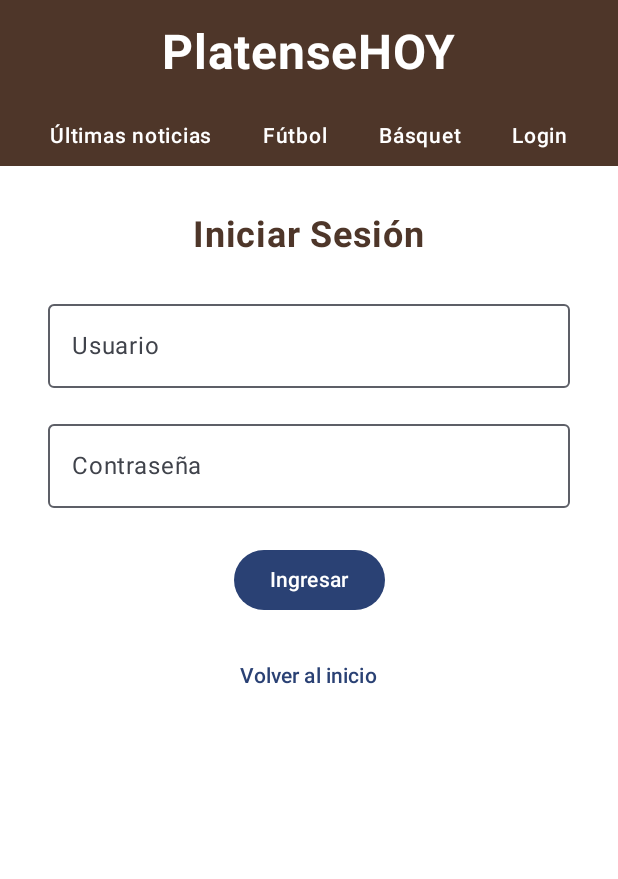
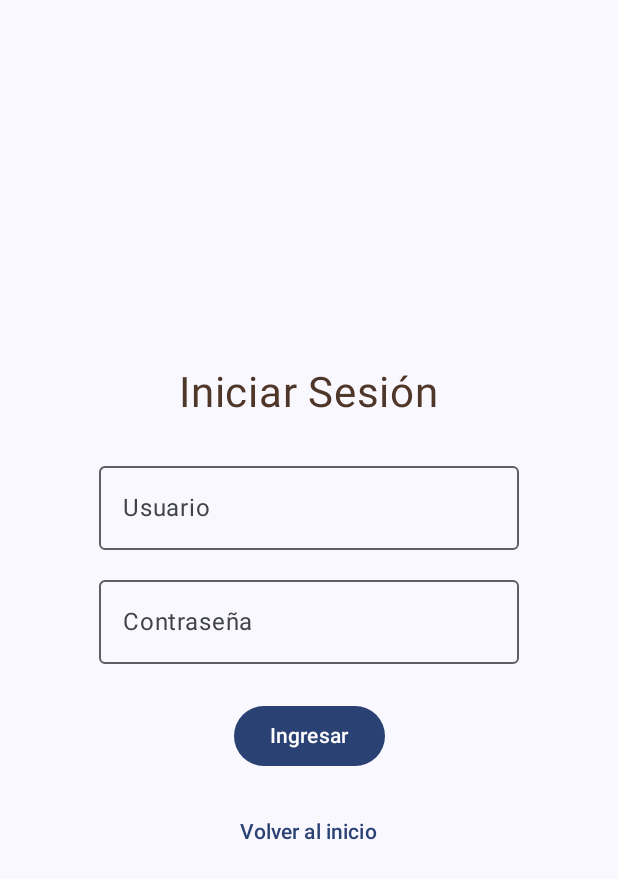
Before and after one commit to gastonn39/final-am-acn4a-castagnet-vergara, an Android app built with Jetpack Compose: the composable PantallaLoginScreen shown on its own in the app's theme, on a phone screen of 412 x 824 dp. Shown: the top 879 px of the screen. Run offline under Robolectric (Android 15) with nearby library versions, the phone set to English and light mode, and no system bars.

```diff
--- a/app/src/main/java/com/example/platensehoy/Login.kt
+++ b/app/src/main/java/com/example/platensehoy/Login.kt
@@ -10,114 +10,11 @@ import androidx.compose.ui.text.input.PasswordVisualTransformation
 import androidx.compose.ui.unit.dp
 import androidx.compose.ui.unit.sp
 import androidx.compose.ui.Alignment
-import androidx.compose.foundation.lazy.LazyColumn
-import androidx.compose.foundation.lazy.items
 import androidx.compose.ui.text.font.FontWeight
-
+import com.example.platensehoy.ui.theme.MarronPlatense
 
 @Composable
-fun PantallaLoginScreen(onBack: () -> Unit)
- {
-    LazyColumn(
-        modifier = Modifier
-            .fillMaxSize()
-            .background(Color.White)
-    ) {
-        item {
-
-            Column(
-                modifier = Modifier
-                    .fillMaxWidth()
-                    .background(Color(0xFF4E3629))
-                    .padding(vertical = 16.dp),
-                horizontalAlignment = Alignment.CenterHorizontally
-            ) {
-                Text(
-                    text = "PlatenseHOY",
-                    fontSize = 32.sp,
-                    fontWeight = FontWeight.Bold,
-                    color = Color.White
-                )
-            }
-
-
-            Row(
-                modifier = Modifier
-                    .fillMaxWidth()
-                    .background(Color(0xFF4E3629))
-                    .padding(vertical = 8.dp),
-                horizontalArrangement = Arrangement.SpaceEvenly
-            ) {
-                val secciones = listOf("Últimas noticias", "Fútbol", "Básquet", "Login")
-                secciones.forEach { seccion ->
-                    Text(
-                        text = seccion,
-                        color = Color.White,
-                        fontWeight = FontWeight.SemiBold,
-                        fontSize = 14.sp
-                    )
-                }
-            }
-
-            Spacer(modifier = Modifier.height(32.dp))
-
-
-            Column(
-                modifier = Modifier
-                    .fillMaxWidth()
-                    .padding(horizontal = 32.dp),
-                horizontalAlignment = Alignment.CenterHorizontally
-            ) {
-                Text(
-                    text = "Iniciar Sesión",
-                    fontSize = 24.sp,
-                    fontWeight = FontWeight.Bold,
-                    color = Color(0xFF4E3629)
-                )
-
-                Spacer(modifier = Modifier.height(24.dp))
-
-                var usuario by remember { mutableStateOf("") }
-                var password by remember { mutableStateOf("") }
-
-                OutlinedTextField(
-                    value = usuario,
-                    onValueChange = { usuario = it },
-                    label = { Text("Usuario") },
-                    modifier = Modifier.fillMaxWidth()
-                )
-
-                Spacer(modifier = Modifier.height(16.dp))
-
-                OutlinedTextField(
-                    value = password,
-                    onValueChange = { password = it },
-                    label = { Text("Contraseña") },
-                    modifier = Modifier.fillMaxWidth()
-                )
-
-                Spacer(modifier = Modifier.height(24.dp))
-
-                Button(onClick = { /* Acción de login */ }) {
-                    Text("Ingresar")
-                }
-
-                Spacer(modifier = Modifier.height(16.dp))
-
-                TextButton(onClick = onBack) {
-                    Text("Volver al inicio")
-                }
-            }
-        }
-    }
-}
-
-
-@Composable
-fun PantallaLogin(onBack: () -> Unit) {
-    var usuario by remember { mutableStateOf("") }
-    var contraseña by remember { mutableStateOf("") }
-
+fun PantallaLoginScreen(onBack: () -> Unit) {
     Column(
         modifier = Modifier
             .fillMaxSize()
@@ -125,9 +22,12 @@ fun PantallaLogin(onBack: () -> Unit) {
         verticalArrangement = Arrangement.Center,
         horizontalAlignment = Alignment.CenterHorizontally
     ) {
-        Text("Iniciar Sesión", fontSize = 28.sp, color = Color(0xFF4E3629))
+        Text("Iniciar Sesión", fontSize = 28.sp, color = MarronPlatense)
 
         Spacer(modifier = Modifier.height(24.dp))
+
+        var usuario by remember { mutableStateOf("") }
+        var contraseña by remember { mutableStateOf("") }
 
         OutlinedTextField(
             value = usuario,
@@ -147,7 +47,7 @@ fun PantallaLogin(onBack: () -> Unit) {
         Spacer(modifier = Modifier.height(24.dp))
 
         Button(onClick = {
-
+            // Acción de login
         }) {
             Text("Ingresar")
         }
--- a/app/src/main/java/com/example/platensehoy/ui/theme/Color.kt
+++ b/app/src/main/java/com/example/platensehoy/ui/theme/Color.kt
@@ -9,3 +9,7 @@ val Pink80 = Color(0xFFEFB8C8)
 val Purple40 = Color(0xFF6650a4)
 val PurpleGrey40 = Color(0xFF625b71)
 val Pink40 = Color(0xFF7D5260)
+
+val MarronPlatense = Color(0xFF4E3629)
+val GrisClaro = Color(0xFFEFEFEF)
+val GrisOscuro = Color(0xFFA9A9A9)
--- a/app/src/main/res/values/colors.xml
+++ b/app/src/main/res/values/colors.xml
@@ -7,4 +7,10 @@
     <color name="teal_700">#FF018786</color>
     <color name="black">#FF000000</color>
     <color name="white">#FFFFFFFF</color>
+
+
+    <!-- Colores personalizados -->
+    <color name="marron_platense">#4E3629</color>
+    <color name="gris_oscuro">#A9A9A9</color>
+
 </resources>
--- a/app/src/main/res/values/strings.xml
+++ b/app/src/main/res/values/strings.xml
@@ -1,4 +1,5 @@
 <resources>
+    <!-- App -->
     <string name="app_name">PlatenseHOY</string>
 
     <!-- Menú -->
@@ -7,7 +8,7 @@
     <string name="seccion_basquet">Básquet</string>
     <string name="seccion_login">Login</string>
 
-    <!-- Noticias -->
+    <!-- Pantalla principal -->
     <string name="noticia_principal">Platense se quedó sin nada en el Bosque y jugará los octavos de final contra Racing.</string>
     <string name="subtitulo_principal">Análisis del partido</string>
     <string name="texto_principal">Si bien Platense tuvo las jugadas más claras, en la última del partido lo perdió contra el Lobo con un gol de cabeza de Nicolás Garayalde. Durante gran parte del encuentro, el Calamar mostró orden y actitud ofensiva, pero le faltó precisión en los últimos metros. El mediocampo se vio superado por momentos y la línea de fondo cometió errores clave. Puntos altos en Platense: Juan Pablo Pignani y Vázquez. En cambio, quienes anduvieron flojos fueron el doble 5 (Baldassarra y Juárez), el lateral Silva y los delanteros Orsini y Lotti.</string>
```
Also changed, not shown: app/src/main/java/Futbol.kt (+21 -85 lines), app/src/main/java/com/example/platensehoy/MainActivity.kt (+11 -23 lines).
